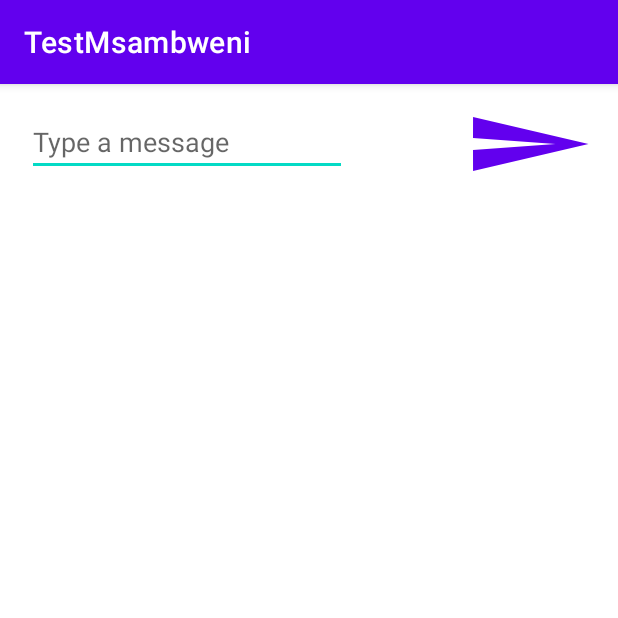
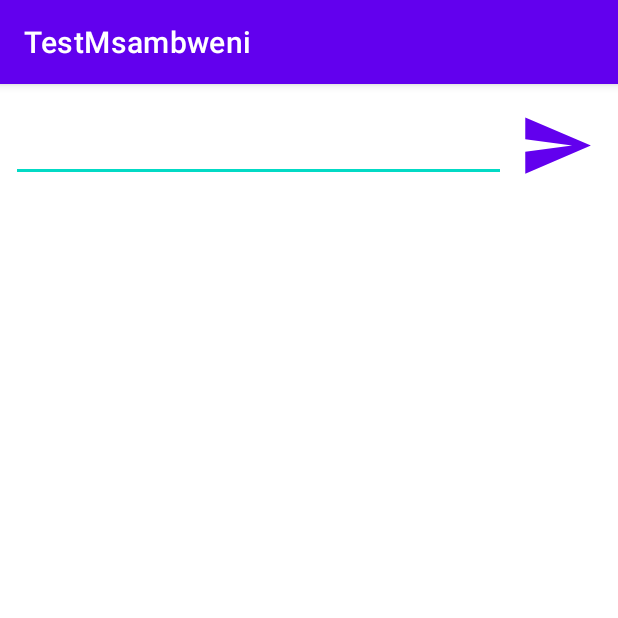
Before and after one commit to musyokamuasya/training, an Android app: the screen it shows after launch (MainActivity), on a phone screen of 412 x 824 dp, the top half of it. Run offline under Robolectric (Android 15) with nearby library versions, the phone set to English and light mode, and no system bars.

Commit message:
Change layout on test msambweni app'

```diff
--- a/app/src/main/res/layout/activity_main.xml
+++ b/app/src/main/res/layout/activity_main.xml
@@ -8,22 +8,23 @@
 
     <EditText
         android:id="@+id/editTextMessage"
-        android:layout_width="wrap_content"
-        android:layout_height="wrap_content"
+        android:layout_width="330dp"
+        android:layout_height="37dp"
         android:layout_marginStart="16dp"
-        android:layout_marginTop="16dp"
+        android:layout_marginTop="28dp"
         android:layout_marginEnd="75dp"
-        android:ems="10"
+        android:padding="20dp"
+        android:hint="@string/text"
         android:inputType="textPersonName"
-        android:hint="@string/text"
         app:layout_constraintEnd_toStartOf="@+id/button"
+        app:layout_constraintHorizontal_bias="0.12"
         app:layout_constraintStart_toStartOf="parent"
         app:layout_constraintTop_toTopOf="parent" />
 
     <Button
         android:id="@+id/button"
-        android:layout_width="wrap_content"
-        android:layout_height="wrap_content"
+        android:layout_width="50dp"
+        android:layout_height="50dp"
         android:layout_marginTop="16dp"
         android:layout_marginEnd="16dp"
         android:background="@drawable/ic_baseline_send_24"
```
